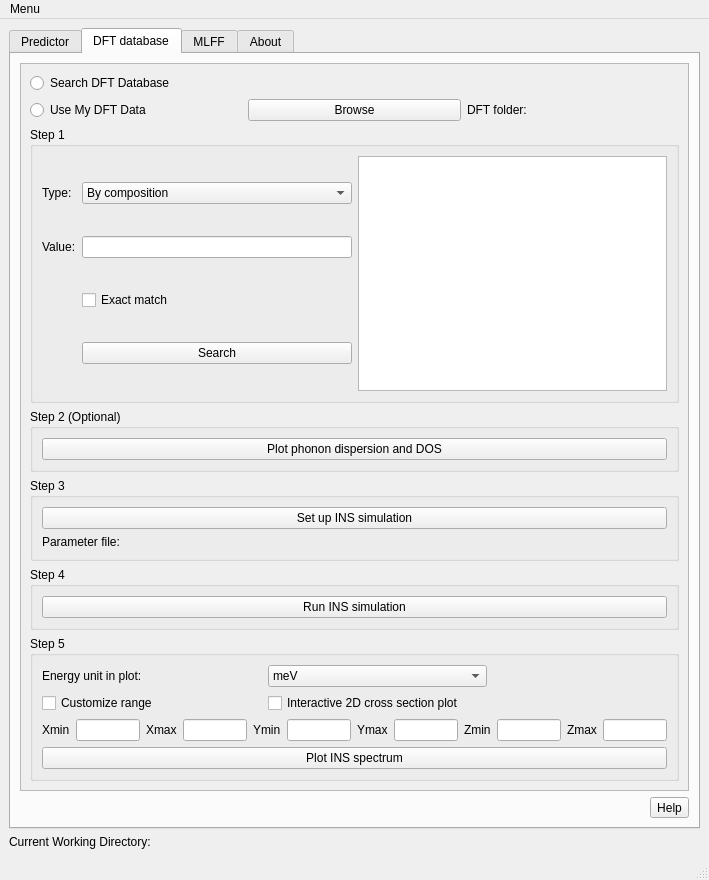
Qt form gui/inspired.ui (neutrons/inspired) before a commit.
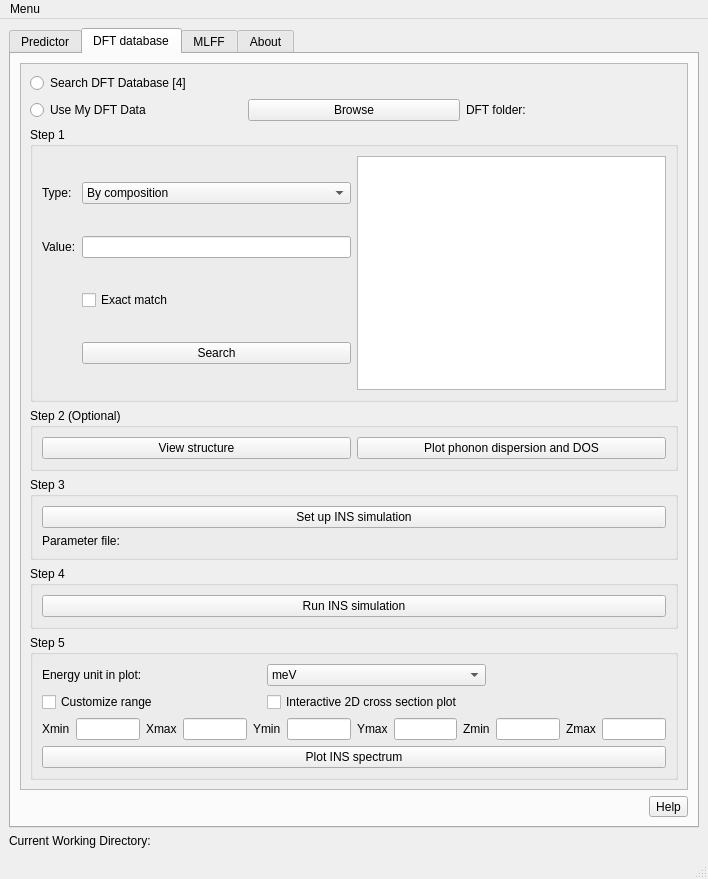
The same form after that commit. The open tabs and pages were chosen to show the change.

Diff of the .ui file:
```diff
--- a/gui/inspired.ui
+++ b/gui/inspired.ui
@@ -6,8 +6,8 @@
    <rect>
     <x>0</x>
     <y>0</y>
-    <width>709</width>
-    <height>880</height>
+    <width>708</width>
+    <height>879</height>
    </rect>
   </property>
   <property name="minimumSize">
@@ -318,8 +318,8 @@
             <rect>
              <x>0</x>
              <y>0</y>
-             <width>665</width>
-             <height>720</height>
+             <width>664</width>
+             <height>719</height>
             </rect>
            </property>
            <layout class="QVBoxLayout" name="verticalLayout_20">
@@ -342,7 +342,7 @@
               <item row="0" column="0">
                <widget class="QRadioButton" name="radioButton_database">
                 <property name="text">
-                 <string>Search DFT Database</string>
+                 <string>Search DFT Database [4]</string>
                 </property>
                </widget>
               </item>
@@ -443,6 +443,15 @@
               </property>
               <layout class="QVBoxLayout" name="verticalLayout_17">
                <item>
+                <layout class="QHBoxLayout" name="horizontalLayout_4">
+                 <item>
+                  <widget class="QPushButton" name="pushButton_view_struc_dft">
+                   <property name="text">
+                    <string>View structure</string>
+                   </property>
+                  </widget>
+                 </item>
+                 <item>
                 <widget class="QPushButton" name="pushButton_plot_dos_dft">
                  <property name="text">
                   <string>Plot phonon dispersion and DOS</string>
@@ -450,6 +459,8 @@
                 </widget>
                </item>
               </layout>
+               </item>
+              </layout>
              </widget>
             </item>
             <item>
@@ -1024,7 +1035,7 @@
     <rect>
      <x>0</x>
      <y>0</y>
-     <width>709</width>
+     <width>708</width>
      <height>22</height>
     </rect>
    </property>
```
Left out of the diff: 138 changed lines with no effect on the pictures. Lines whose indentation alone changed are shown as unchanged.
